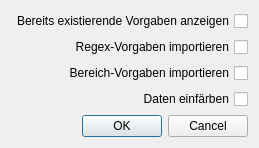
Qt form som_gui/module/attribute_import/qt/AttributeImportSettings.ui (c-mellueh/SOM-Toolkit) before a commit.
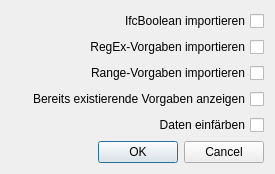
The same form after that commit.

Commit message: add boolean filter

```diff
--- a/som_gui/module/attribute_import/qt/AttributeImportSettings.ui
+++ b/som_gui/module/attribute_import/qt/AttributeImportSettings.ui
@@ -6,8 +6,8 @@
    <rect>
     <x>0</x>
     <y>0</y>
-    <width>245</width>
-    <height>146</height>
+       <width>275</width>
+       <height>172</height>
    </rect>
   </property>
   <property name="windowTitle">
@@ -15,12 +15,12 @@
   </property>
   <layout class="QVBoxLayout" name="verticalLayout">
    <item>
-    <widget class="QCheckBox" name="check_box_existing_attributes">
+       <widget class="QCheckBox" name="check_box_boolean_values">
      <property name="layoutDirection">
       <enum>Qt::RightToLeft</enum>
      </property>
      <property name="text">
-      <string>Bereits existierende Vorgaben anzeigen</string>
+         <string>IfcBoolean importieren</string>
      </property>
     </widget>
    </item>
@@ -30,7 +30,7 @@
       <enum>Qt::RightToLeft</enum>
      </property>
      <property name="text">
-      <string>Regex-Vorgaben importieren</string>
+         <string>RegEx-Vorgaben importieren</string>
      </property>
     </widget>
    </item>
@@ -40,7 +40,17 @@
       <enum>Qt::RightToLeft</enum>
      </property>
      <property name="text">
-      <string>Bereich-Vorgaben importieren</string>
+         <string>Range-Vorgaben importieren</string>
+     </property>
+    </widget>
+   </item>
+      <item>
+          <widget class="QCheckBox" name="check_box_existing_attributes">
+              <property name="layoutDirection">
+                  <enum>Qt::RightToLeft</enum>
+              </property>
+              <property name="text">
+                  <string>Bereits existierende Vorgaben anzeigen</string>
      </property>
     </widget>
    </item>
```
The commit also changes 3 other files.
